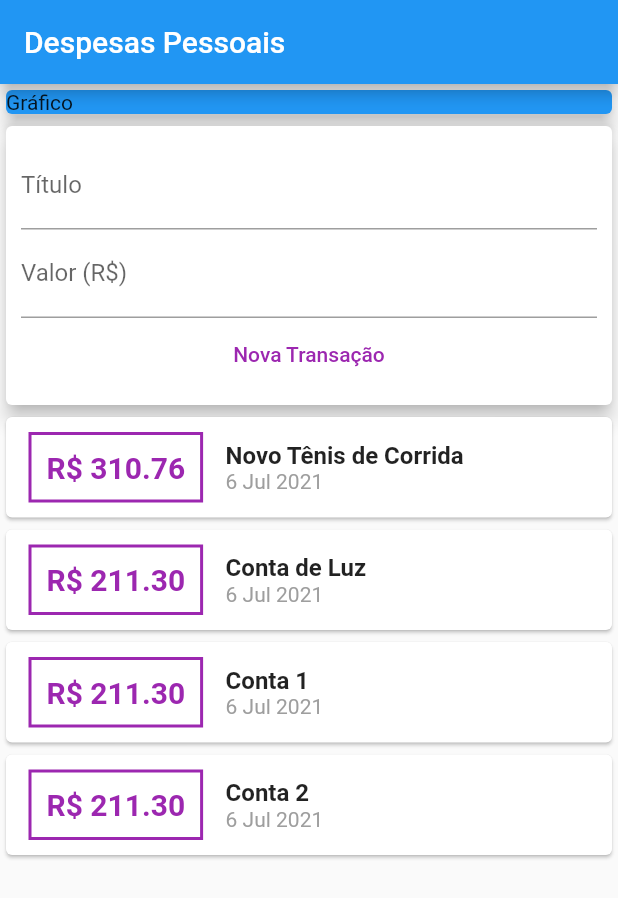
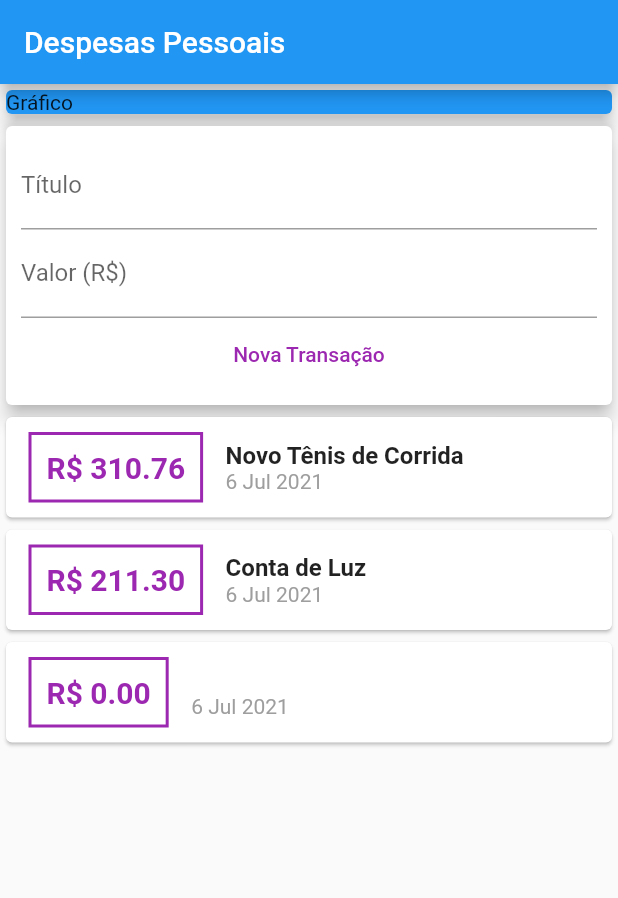
Before and after one commit to gabrielkussler/app-despesas, a Flutter app: the screen it shows after launch, after a tap on "Nova Transação", on a phone screen of 412 x 824 dp. Shown: the top 898 px of the screen. Run offline on Flutter 3.47's test engine with Material 2 defaults, Android fonts, the phone set to English and light mode, and no system bars.

Commit message:
teclado numerio com               keyboardType: TextInputType.numberWithOptions(decimal: true),

```diff
--- a/lib/components/transaction_form.dart
+++ b/lib/components/transaction_form.dart
@@ -10,6 +10,16 @@ class TransactionForm extends StatelessWidget {
 
   TransactionForm(this.onSubmit);
 
+  _submitForm() {
+    final title = titleController.text;
+    final value = double.tryParse(valueController.text) ?? 0.0;
+
+    if(title.isEmpty || value <= 0) {
+
+    }
+
+    onSubmit(title,value);
+  }
 
   @override
   Widget build(BuildContext context) {
@@ -21,12 +31,15 @@ class TransactionForm extends StatelessWidget {
           children: [
             TextField(
               controller: titleController,
+              onSubmitted: (value) => _submitForm(),
               decoration: InputDecoration(
                 labelText: 'Título',
               ),
             ),
             TextField(
               controller: valueController,
+              keyboardType: TextInputType.numberWithOptions(decimal: true),
+              onSubmitted: (value) => _submitForm(),
               decoration: InputDecoration(
                 labelText: 'Valor (R\$)',
               ),
@@ -35,11 +48,7 @@ class TransactionForm extends StatelessWidget {
               mainAxisAlignment: MainAxisAlignment.center,
               children: [
                 FlatButton(
-                  onPressed: () {
-                    final title = titleController.text;
-                    final value = double.tryParse(valueController.text) ?? 0.0;
-                    onSubmit(title,value);
-                  },
+                  onPressed: _submitForm ,
                   child: Text('Nova Transação'),
                   textColor: Colors.purple,
                 ),
--- a/lib/components/transaction_user.dart
+++ b/lib/components/transaction_user.dart
@@ -21,30 +21,6 @@ class _TransactionUserState extends State<TransactionUser> {
     Transaction(
       id: 't2',
       title: 'Conta de Luz',
-      value: 211.30,
-      date: DateTime.now(),
-    ),
-    Transaction(
-      id: 't3',
-      title: 'Conta 1',
-      value: 211.30,
-      date: DateTime.now(),
-    ),
-    Transaction(
-      id: 't4',
-      title: 'Conta 2',
-      value: 211.30,
-      date: DateTime.now(),
-    ),
-    Transaction(
-      id: 't5',
-      title: 'Conta 3',
-      value: 211.30,
-      date: DateTime.now(),
-    ),
-    Transaction(
-      id: 't6',
-      title: 'Conta 4',
       value: 211.30,
       date: DateTime.now(),
     ),
```
Also changed, not shown: 2 other files.
